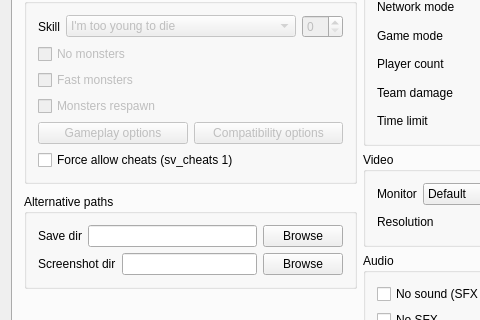
Old version of the form Forms/MainWindow.ui in the repository Youda008/DoomRunner; both pictures show x 0 to 480 and y 214 to 534 of the 720 by 720 pixel window.
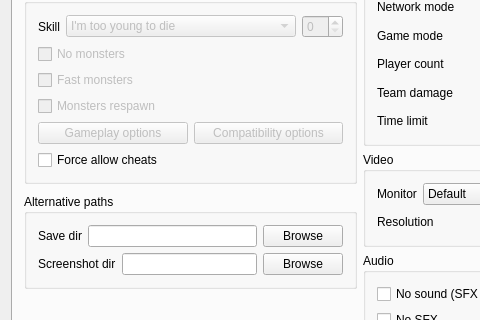
New version of the form. The open tabs and pages were chosen to show the change. Custom widgets are drawn as their Qt base class.

Commit message: added tooltips for some launch options

Patch:
```diff
--- a/Forms/MainWindow.ui
+++ b/Forms/MainWindow.ui
@@ -707,7 +707,7 @@
              <item>
               <widget class="QCheckBox" name="allowCheatsChkBox">
                <property name="text">
-                <string>Force allow cheats (sv_cheats 1)</string>
+                <string>Force allow cheats</string>
                </property>
               </widget>
              </item>
```
Left out of the diff: 47 changed lines with no effect on the pictures. The commit also changes 1 other file.
